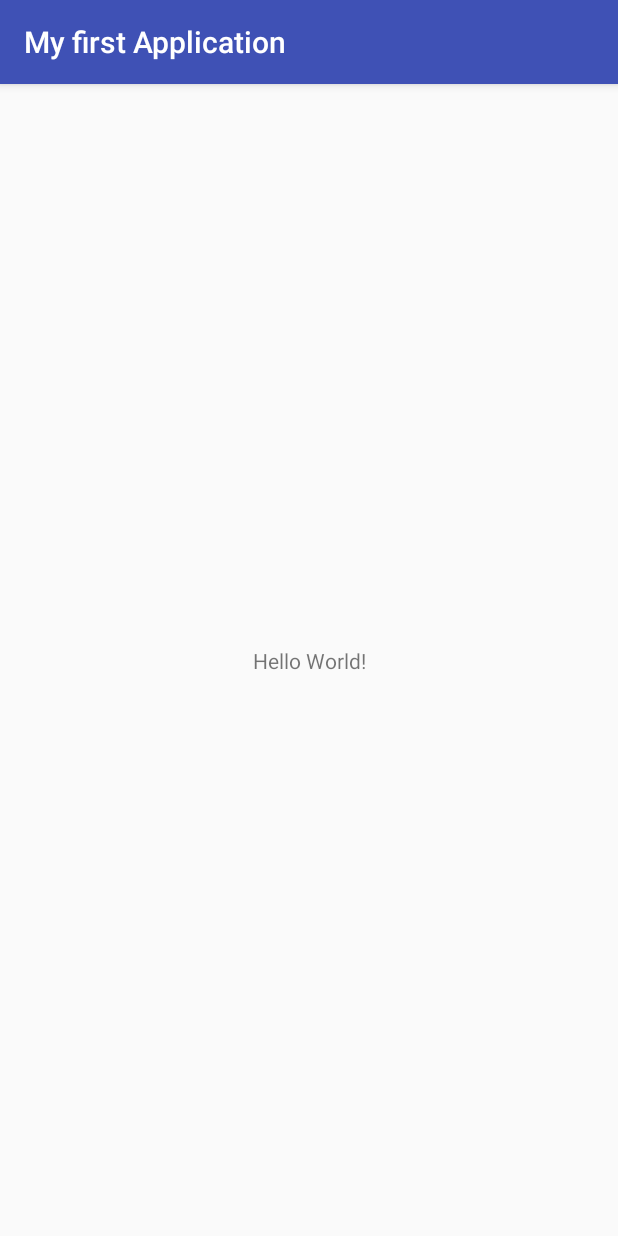
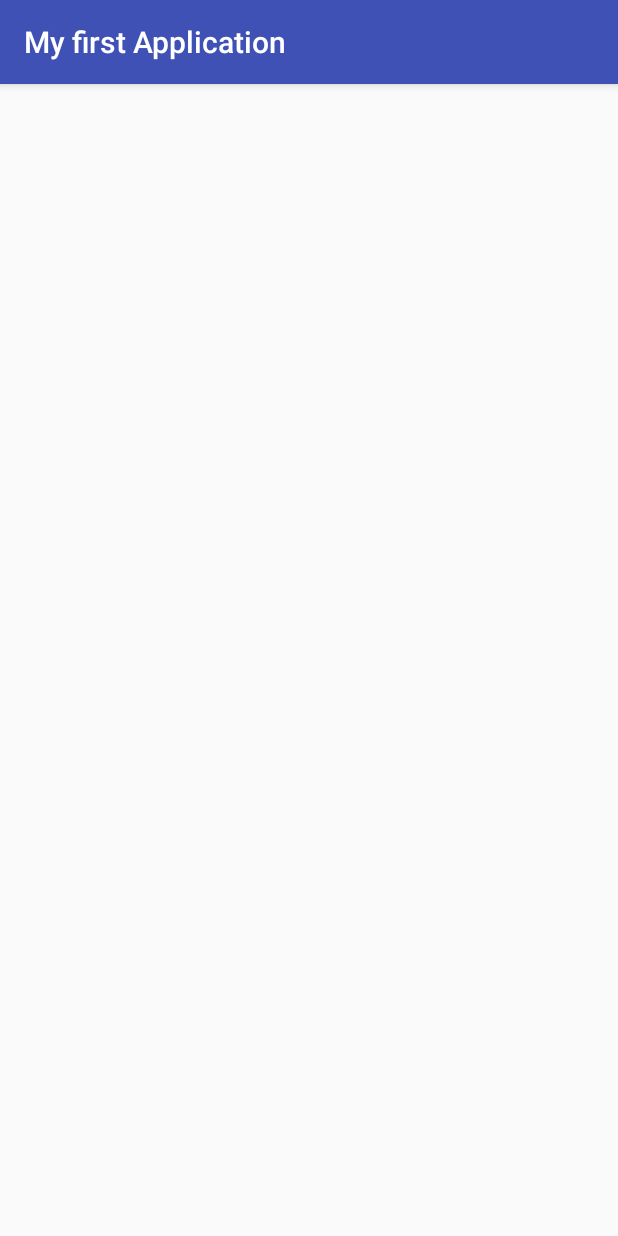
Before and after one commit to ElmedinaSaldic/MyfirstApplication, an Android app: the screen it shows after launch (MainActivity), on a phone screen of 412 x 824 dp. Run offline under Robolectric (Android 15) with nearby library versions, the phone set to English and light mode, and no system bars.

Commit message:
Layout wurde erstmals gewählt (Design)

```diff
--- a/app/src/main/java/com/example/elmedinasaldic/myfirstapplication/MainActivity.java
+++ b/app/src/main/java/com/example/elmedinasaldic/myfirstapplication/MainActivity.java
@@ -2,13 +2,19 @@ package com.example.elmedinasaldic.myfirstapplication;
 
 import android.support.v7.app.AppCompatActivity;
 import android.os.Bundle;
+import android.view.View;
+import android.widget.Button;
+import android.widget.EditText;
+import android.widget.TextView;
 
 public class MainActivity extends AppCompatActivity {
 
-    @Override
+
+
+   @Override
     protected void onCreate(Bundle savedInstanceState) {
         super.onCreate(savedInstanceState);
         setContentView(R.layout.activity_main);
-        System.out.print("asdfgh");
+        System.out.print("Hello World");
     }
 }
--- a/app/src/main/res/layout/activity_main.xml
+++ b/app/src/main/res/layout/activity_main.xml
@@ -1,18 +1,11 @@
 <?xml version="1.0" encoding="utf-8"?>
-<android.support.constraint.ConstraintLayout xmlns:android="http://schemas.android.com/apk/res/android"
-    xmlns:app="http://schemas.android.com/apk/res-auto"
-    xmlns:tools="http://schemas.android.com/tools"
-    android:layout_width="match_parent"
-    android:layout_height="match_parent"
-    tools:context="com.example.elmedinasaldic.myfirstapplication.MainActivity">
 
-    <TextView
-        android:layout_width="wrap_content"
-        android:layout_height="wrap_content"
-        android:text="Hello World!"
-        app:layout_constraintBottom_toBottomOf="parent"
-        app:layout_constraintLeft_toLeftOf="parent"
-        app:layout_constraintRight_toRightOf="parent"
-        app:layout_constraintTop_toTopOf="parent" />
+<LinearLayout xmlns:android="http://schemas.android.com/apk/res/android"
+android:orientation="vertical"
+android:layout_width="fill_parent"
+android:layout_height="fill_parent"
 
-</android.support.constraint.ConstraintLayout>
+    >
+
+
+</LinearLayout>
--- a/app/src/main/res/values/strings.xml
+++ b/app/src/main/res/values/strings.xml
@@ -1,3 +1,6 @@
 <resources>
     <string name="app_name">My first Application</string>
+
+
+
 </resources>
```
